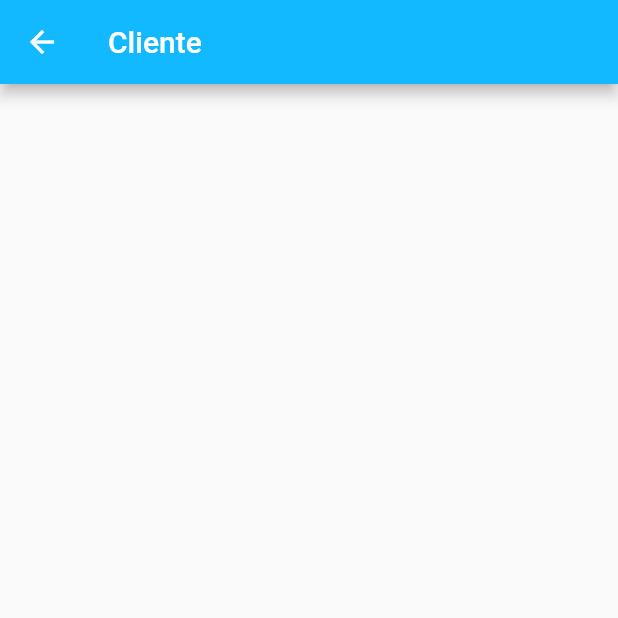
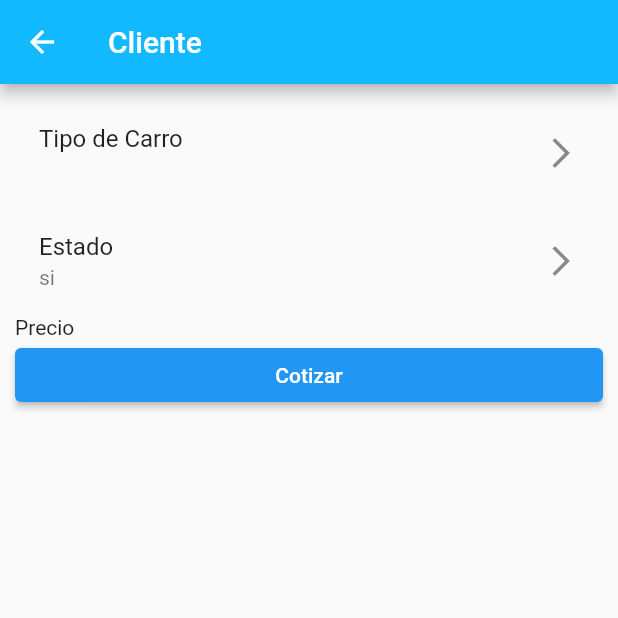
Before and after one commit to ScarKest/BuyCarApp, a Flutter app: the screen it shows after launch, after a tap on "Cliente", on a phone screen of 412 x 824 dp, the top half of it. Run offline on Flutter 3.47's test engine with Material 2 defaults, Android fonts, the light colour scheme and no system bars; our stand-ins replace bloc, cloud_firestore, firebase_core; accounts and stored records are empty.

Commit message:
Reestructuracion de pagina de cliente

```diff
--- a/lib/app/app.dart
+++ b/lib/app/app.dart
@@ -1,6 +1,7 @@
 import 'package:buycar/presentation/client/client_screen.dart';
 import 'package:buycar/presentation/home/home_screen.dart';
 import 'package:buycar/presentation/owner/owner_screen.dart';
+import 'package:buycar/presentation/pages/ships_screen.dart';
 import 'package:flutter/material.dart';
 
 class App extends StatelessWidget {
@@ -18,7 +19,9 @@ class App extends StatelessWidget {
       home: const HomeScreen(),
       routes: {
         '/owner' : (context) => const OwnerScreen(),
-        '/client' : (context) => const ClientScreen()
+        '/client' : (context) => const ClientScreen(),
+        '/ships' : (context) => const BarcosScreen(),
+        '/states' : (context) => const BarcosScreen()
       },
     );
   }
--- a/lib/data/datasource/local_datasource.dart
+++ b/lib/data/datasource/local_datasource.dart
@@ -13,6 +13,5 @@ Future<List<Barco>> conectionFirebase() async {
   for (final barco in barcos.docs) {
     response.add(barco.data());
   }
-  print('Lista de barcos ${response[1].tipo}');
   return response;
 }
--- a/lib/presentation/client/client_screen.dart
+++ b/lib/presentation/client/client_screen.dart
@@ -1,5 +1,5 @@
-import 'package:buycar/data/datasource/local_datasource.dart';
 import 'package:buycar/domain/barco.dart';
+import 'package:buycar/presentation/widgets/list_tile_custom.dart';
 import 'package:flutter/material.dart';
 
 class ClientScreen extends StatefulWidget {
@@ -10,15 +10,13 @@ class ClientScreen extends StatefulWidget {
 }
 
 class _ClientScreenState extends State<ClientScreen> {
-  List<Barco> barcosList = [];
-  //Controladores de texto
-  TextEditingController priceController = TextEditingController();
-  TextEditingController gruaController = TextEditingController();
-  TextEditingController barcoController = TextEditingController();
+  //Variables para obtener los datos
+  Barco ship = Barco(tipo: '', precio: '');
+
   //Variables para calcular
+  double precioBarco = 0;
+  double grua = 0;
   double precio = 0;
-  double grua = 0;
-  double barco = 0;
 
   @override
   Widget build(BuildContext context) {
@@ -26,21 +24,7 @@ class _ClientScreenState extends State<ClientScreen> {
       appBar: AppBar(
         title: const Text('Cliente'),
       ),
-      // body: Container(),
-      body: ListView.builder(
-        itemCount: barcosList.length,
-        itemBuilder: (context, index) {
-          return Row(
-            children: [
-              Text(barcosList[index].tipo),
-              const SizedBox(
-                width: 40,
-              ),
-              Text(barcosList[index].precio),
-            ],
-          );
-        },
-      ),
+      body: _body(),
     );
   }
 
@@ -48,34 +32,26 @@ class _ClientScreenState extends State<ClientScreen> {
     return ListView(
       padding: const EdgeInsets.all(10),
       children: [
-        _field('Precio del carro', priceController),
-        _field('Precio de la Grua', gruaController),
-        _field('Precio del barco', barcoController),
+        ListTileCustom(
+          title: 'Tipo de Carro',
+          onTap: () => Navigator.pushNamed(context, '/ships').then(
+            (value) => setState(
+              () => ship = value! as Barco,
+            ),
+          ),
+          subTitle: ship.tipo,
+        ),
+        ListTileCustom(
+          title: 'Estado',
+          onTap: () => Navigator.pushNamed(context, '/states'),
+          subTitle: 'si',
+        ),
         const Text('Precio'),
         ElevatedButton(
-          onPressed: () => setState(() {
-            precio = double.parse(priceController.text);
-            grua = double.parse(gruaController.text);
-            barco = double.parse(barcoController.text);
-          }),
+          onPressed: () => print('Cotizando...'),
           child: const Text('Cotizar'),
         )
       ],
     );
   }
-
-  Widget _field(String title, TextEditingController _controller) {
-    return Row(
-      children: [
-        Text(title, style: const TextStyle(fontSize: 30)),
-        const SizedBox(width: 10),
-        SizedBox(
-          width: 100,
-          child: TextField(
-            controller: _controller,
-          ),
-        ),
-      ],
-    );
-  }
 }
--- /dev/null
+++ b/lib/presentation/widgets/list_tile_custom.dart
@@ -0,0 +1,23 @@
+import 'package:flutter/material.dart';
+
+class ListTileCustom extends StatelessWidget {
+  const ListTileCustom({
+    super.key,
+    required this.title,
+    required this.onTap,
+    required this.subTitle,
+  });
+
+  final String title;
+  final String subTitle;
+  final VoidCallback onTap;
+  @override
+  Widget build(BuildContext context) {
+    return ListTile(
+      trailing: const Icon(Icons.arrow_forward_ios),
+      title: Text(title),
+      subtitle: Text(subTitle),
+      onTap: onTap,
+    );
+  }
+}
```
Also changed, not shown: assets/data/barco.json (+20 -9 lines), lib/presentation/pages/ships_screen.dart (added, +44 -0 lines), lib/presentation/pages/states_screen.dart (added, +44 -0 lines), 6 other files.
